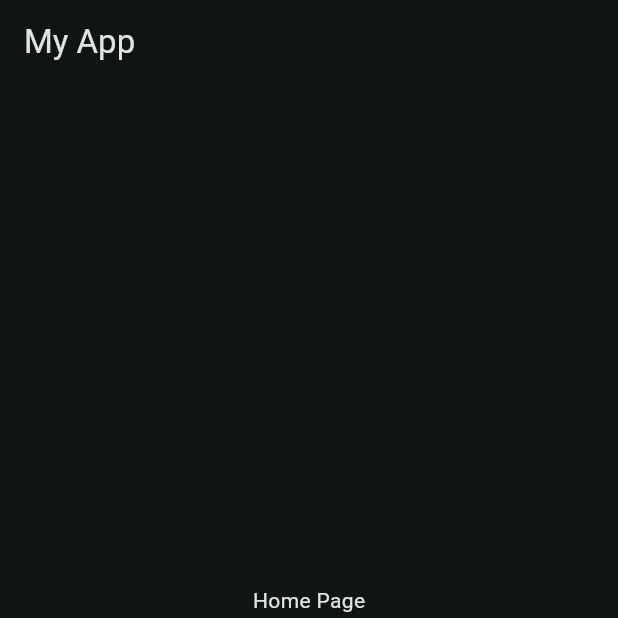
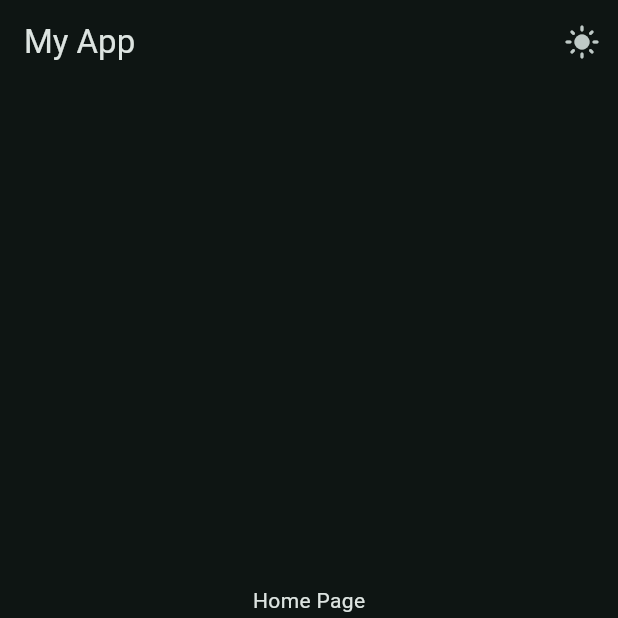
Before and after one commit to purnadi-winarno/flutter_kickstart, a Flutter app: the screen it shows after launch, on a phone screen of 412 x 824 dp, the top half of it. Run offline on Flutter 3.47's test engine with Material 3 defaults, Android fonts, the phone set to English and light mode, and no system bars.

Commit message:
data: add dynamic theme button

```diff
--- a/lib/data/notifiers.dart
+++ b/lib/data/notifiers.dart
@@ -7,3 +7,4 @@
 import 'package:flutter/material.dart';
 
 ValueNotifier<int> selectedPageNotifier = ValueNotifier(0);
+ValueNotifier<bool> isDarkThemeNotifier = ValueNotifier(true);
--- a/lib/main.dart
+++ b/lib/main.dart
@@ -1,4 +1,5 @@
 import 'package:flutter/material.dart';
+import 'package:flutter_start/data/notifiers.dart';
 import 'package:flutter_start/views/app_tree.dart';
 
 void main() {
@@ -15,15 +16,20 @@ class MyApp extends StatefulWidget {
 class _MyAppState extends State<MyApp> {
   @override
   Widget build(BuildContext context) {
+    return ValueListenableBuilder(
+      valueListenable: isDarkThemeNotifier,
+      builder: (context, isDarkTheme, child) {
         return MaterialApp(
           debugShowCheckedModeBanner: false,
           theme: ThemeData.from(
             colorScheme: ColorScheme.fromSeed(
               seedColor: Colors.teal,
-          brightness: Brightness.dark,
+              brightness: isDarkTheme ? Brightness.dark : Brightness.light,
             ),
           ),
           home: AppTree(),
         );
+      },
+    );
   }
 }
--- a/lib/views/app_tree.dart
+++ b/lib/views/app_tree.dart
@@ -12,7 +12,22 @@ class AppTree extends StatelessWidget {
   @override
   Widget build(BuildContext context) {
     return Scaffold(
-      appBar: AppBar(title: const Text("My App")),
+      appBar: AppBar(
+        title: const Text("My App"),
+        actions: [
+          IconButton(
+            icon: ValueListenableBuilder(
+              valueListenable: isDarkThemeNotifier,
+              builder: (context, isDark, child) {
+                return Icon(isDark ? Icons.light_mode : Icons.dark_mode);
+              },
+            ),
+            onPressed: () {
+              isDarkThemeNotifier.value = !isDarkThemeNotifier.value;
+            },
+          ),
+        ],
+      ),
       body: ValueListenableBuilder(
         valueListenable: selectedPageNotifier,
         builder: (context, selectedPage, child) {
```
Lines whose indentation alone changed are shown as unchanged.
